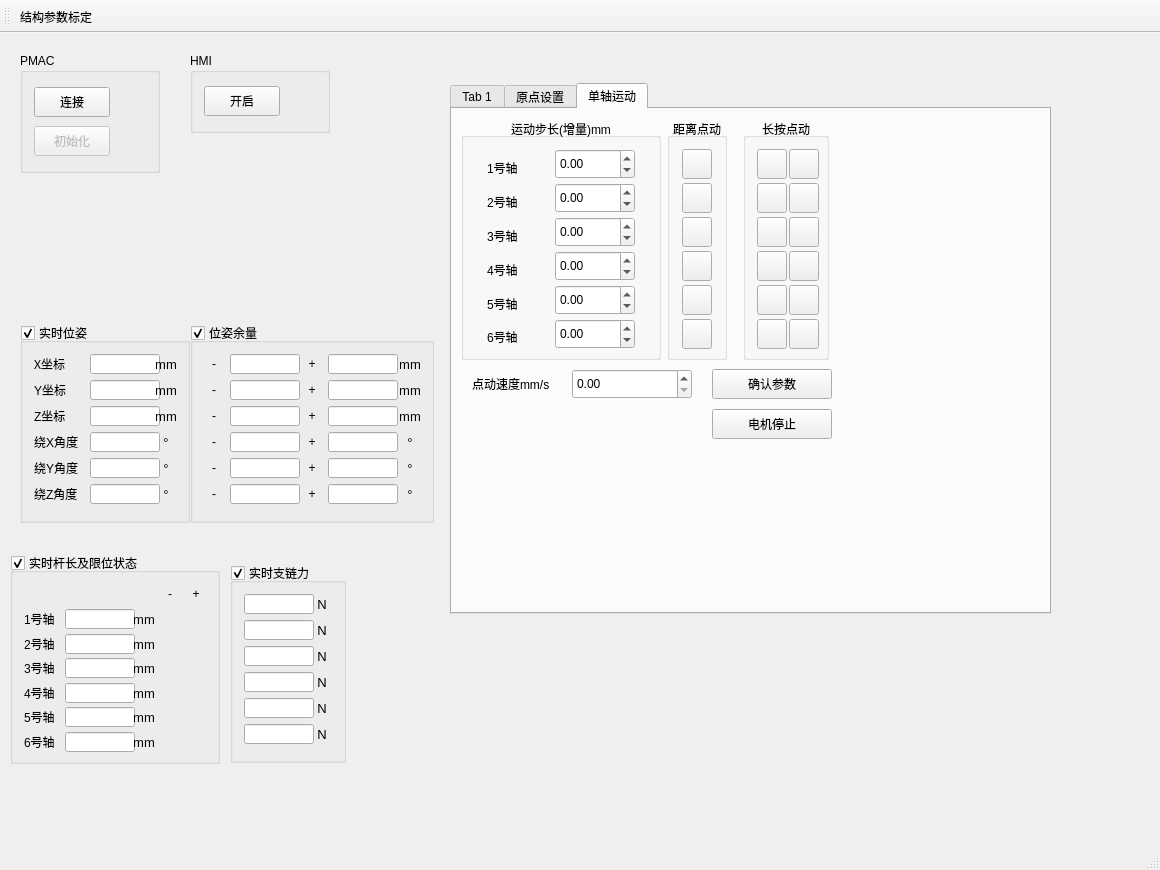
First picture: the form in SixUpsUiAo/SixUpsUiAo.ui, repository Wao1996/SixUpsUiAo, before the edit.
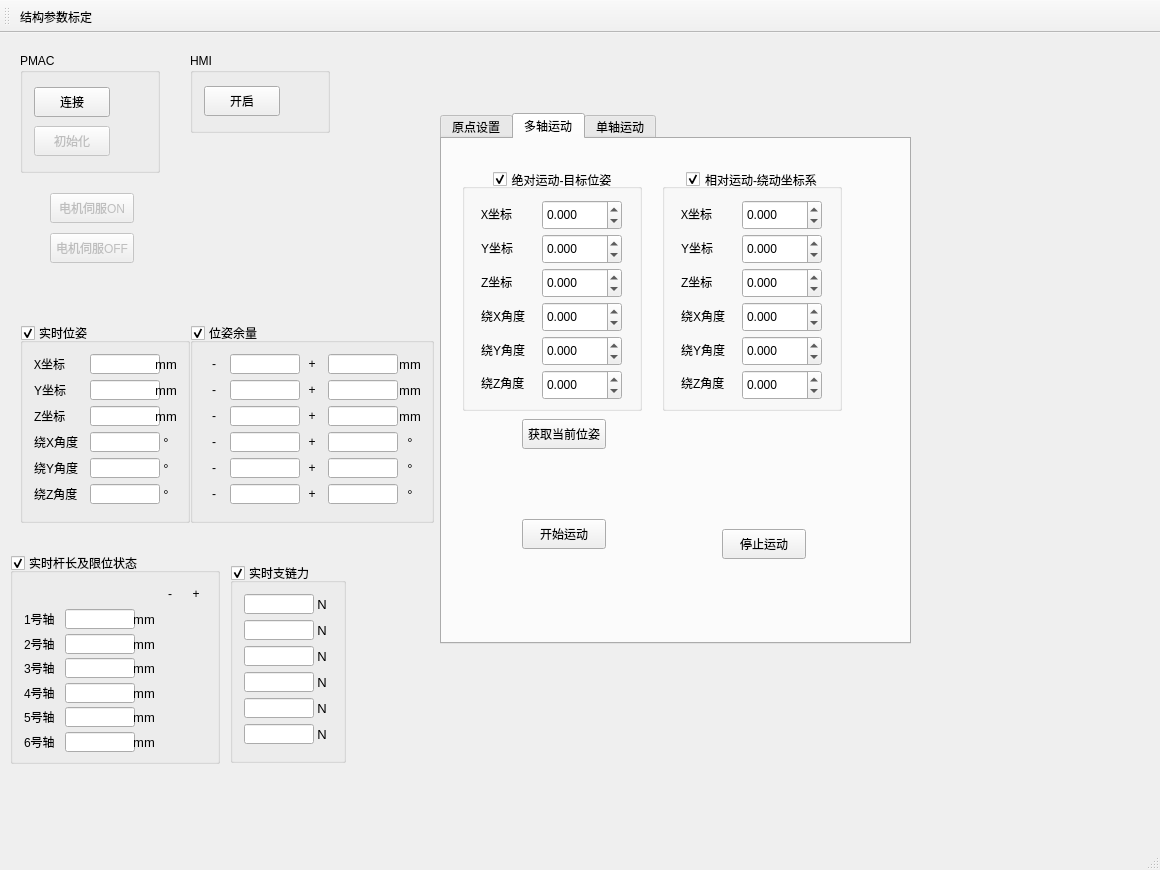
Second picture: the form after the edit. The open tabs and pages were chosen to show the change. Icons and pictures are not drawn.

Commit message: 增加了多轴运动模块 以及电机使能

Patch:
```diff
--- a/SixUpsUiAo/SixUpsUiAo.ui
+++ b/SixUpsUiAo/SixUpsUiAo.ui
@@ -2585,26 +2585,707 @@
    <widget class="QTabWidget" name="tabWidget">
     <property name="geometry">
      <rect>
-      <x>450</x>
-      <y>50</y>
-      <width>601</width>
+      <x>440</x>
+      <y>80</y>
+      <width>471</width>
       <height>531</height>
      </rect>
     </property>
     <property name="currentIndex">
      <number>2</number>
     </property>
-    <widget class="QWidget" name="tab">
-     <attribute name="title">
-      <string>Tab 1</string>
-     </attribute>
-    </widget>
-    <widget class="QWidget" name="tab_3">
+    <widget class="QWidget" name="tab_setOrigin">
      <attribute name="title">
       <string>原点设置</string>
      </attribute>
     </widget>
-    <widget class="QWidget" name="singleJog">
+    <widget class="QWidget" name="tab_multiAxis">
+     <attribute name="title">
+      <string>多轴运动</string>
+     </attribute>
+     <widget class="QGroupBox" name="groupBox_14">
+      <property name="geometry">
+       <rect>
+        <x>20</x>
+        <y>30</y>
+        <width>180</width>
+        <height>242</height>
+       </rect>
+      </property>
+      <property name="minimumSize">
+       <size>
+        <width>180</width>
+        <height>0</height>
+       </size>
+      </property>
+      <property name="maximumSize">
+       <size>
+        <width>180</width>
+        <height>16777215</height>
+       </size>
+      </property>
+      <property name="title">
+       <string>绝对运动-目标位姿</string>
+      </property>
+      <property name="alignment">
+       <set>Qt::AlignCenter</set>
+      </property>
+      <property name="checkable">
+       <bool>true</bool>
+      </property>
+      <layout class="QGridLayout" name="gridLayout_10">
+       <item row="0" column="0">
+        <widget class="QLabel" name="label_16">
+         <property name="minimumSize">
+          <size>
+           <width>50</width>
+           <height>20</height>
+          </size>
+         </property>
+         <property name="maximumSize">
+          <size>
+           <width>50</width>
+           <height>20</height>
+          </size>
+         </property>
+         <property name="font">
+          <font>
+           <family>Adobe Devanagari</family>
+           <pointsize>9</pointsize>
+          </font>
+         </property>
+         <property name="text">
+          <string>X坐标</string>
+         </property>
+        </widget>
+       </item>
+       <item row="0" column="1">
+        <widget class="QDoubleSpinBox" name="xAbsTarPos1">
+         <property name="minimumSize">
+          <size>
+           <width>80</width>
+           <height>30</height>
+          </size>
+         </property>
+         <property name="maximumSize">
+          <size>
+           <width>80</width>
+           <height>30</height>
+          </size>
+         </property>
+         <property name="decimals">
+          <number>3</number>
+         </property>
+         <property name="minimum">
+          <double>-1000.000000000000000</double>
+         </property>
+         <property name="maximum">
+          <double>1000.000000000000000</double>
+         </property>
+        </widget>
+       </item>
+       <item row="1" column="0">
+        <widget class="QLabel" name="label_20">
+         <property name="minimumSize">
+          <size>
+           <width>50</width>
+           <height>20</height>
+          </size>
+         </property>
+         <property name="maximumSize">
+          <size>
+           <width>50</width>
+           <height>20</height>
+          </size>
+         </property>
+         <property name="text">
+          <string>Y坐标</string>
+         </property>
+        </widget>
+       </item>
+       <item row="1" column="1">
+        <widget class="QDoubleSpinBox" name="yAbsTarPos2">
+         <property name="minimumSize">
+          <size>
+           <width>80</width>
+           <height>30</height>
+          </size>
+         </property>
+         <property name="maximumSize">
+          <size>
+           <width>80</width>
+           <height>30</height>
+          </size>
+         </property>
+         <property name="decimals">
+          <number>3</number>
+         </property>
+         <property name="minimum">
+          <double>-1000.000000000000000</double>
+         </property>
+         <property name="maximum">
+          <double>1000.000000000000000</double>
+         </property>
+        </widget>
+       </item>
+       <item row="2" column="0">
+        <widget class="QLabel" name="label_19">
+         <property name="minimumSize">
+          <size>
+           <width>50</width>
+           <height>20</height>
+          </size>
+         </property>
+         <property name="maximumSize">
+          <size>
+           <width>50</width>
+           <height>20</height>
+          </size>
+         </property>
+         <property name="text">
+          <string>Z坐标</string>
+         </property>
+        </widget>
+       </item>
+       <item row="2" column="1">
+        <widget class="QDoubleSpinBox" name="zAbsTarPos3">
+         <property name="minimumSize">
+          <size>
+           <width>80</width>
+           <height>30</height>
+          </size>
+         </property>
+         <property name="maximumSize">
+          <size>
+           <width>80</width>
+           <height>30</height>
+          </size>
+         </property>
+         <property name="decimals">
+          <number>3</number>
+         </property>
+         <property name="minimum">
+          <double>-1000.000000000000000</double>
+         </property>
+         <property name="maximum">
+          <double>1000.000000000000000</double>
+         </property>
+        </widget>
+       </item>
+       <item row="3" column="0">
+        <widget class="QLabel" name="label_17">
+         <property name="minimumSize">
+          <size>
+           <width>50</width>
+           <height>20</height>
+          </size>
+         </property>
+         <property name="maximumSize">
+          <size>
+           <width>50</width>
+           <height>20</height>
+          </size>
+         </property>
+         <property name="text">
+          <string>绕X角度</string>
+         </property>
+        </widget>
+       </item>
+       <item row="3" column="1">
+        <widget class="QDoubleSpinBox" name="aAbsTarPos4">
+         <property name="minimumSize">
+          <size>
+           <width>80</width>
+           <height>30</height>
+          </size>
+         </property>
+         <property name="maximumSize">
+          <size>
+           <width>80</width>
+           <height>30</height>
+          </size>
+         </property>
+         <property name="decimals">
+          <number>3</number>
+         </property>
+         <property name="minimum">
+          <double>-1000.000000000000000</double>
+         </property>
+         <property name="maximum">
+          <double>1000.000000000000000</double>
+         </property>
+        </widget>
+       </item>
+       <item row="4" column="0">
+        <widget class="QLabel" name="label_21">
+         <property name="minimumSize">
+          <size>
+           <width>50</width>
+           <height>20</height>
+          </size>
+         </property>
+         <property name="maximumSize">
+          <size>
+           <width>50</width>
+           <height>20</height>
+          </size>
+         </property>
+         <property name="text">
+          <string>绕Y角度</string>
+         </property>
+        </widget>
+       </item>
+       <item row="4" column="1">
+        <widget class="QDoubleSpinBox" name="bAbsTarPos5">
+         <property name="minimumSize">
+          <size>
+           <width>80</width>
+           <height>30</height>
+          </size>
+         </property>
+         <property name="maximumSize">
+          <size>
+           <width>80</width>
+           <height>30</height>
+          </size>
+         </property>
+         <property name="decimals">
+          <number>3</number>
+         </property>
+         <property name="minimum">
+          <double>-1000.000000000000000</double>
+         </property>
+         <property name="maximum">
+          <double>1000.000000000000000</double>
+         </property>
+        </widget>
+       </item>
+       <item row="5" column="0">
+        <widget class="QLabel" name="label_18">
+         <property name="minimumSize">
+          <size>
+           <width>50</width>
+           <height>20</height>
+          </size>
+         </property>
+         <property name="maximumSize">
+          <size>
+           <width>50</width>
+           <height>20</height>
+          </size>
+         </property>
+         <property name="text">
+          <string>绕Z角度</string>
+         </property>
+        </widget>
+       </item>
+       <item row="5" column="1">
+        <widget class="QDoubleSpinBox" name="cAbsTarPos6">
+         <property name="minimumSize">
+          <size>
+           <width>80</width>
+           <height>30</height>
+          </size>
+         </property>
+         <property name="maximumSize">
+          <size>
+           <width>80</width>
+           <height>30</height>
+          </size>
+         </property>
+         <property name="decimals">
+          <number>3</number>
+         </property>
+         <property name="minimum">
+          <double>-1000.000000000000000</double>
+         </property>
+         <property name="maximum">
+          <double>1000.000000000000000</double>
+         </property>
+        </widget>
+       </item>
+      </layout>
+     </widget>
+     <widget class="QGroupBox" name="groupBox_15">
+      <property name="geometry">
+       <rect>
+        <x>220</x>
+        <y>30</y>
+        <width>180</width>
+        <height>242</height>
+       </rect>
+      </property>
+      <property name="minimumSize">
+       <size>
+        <width>180</width>
+        <height>0</height>
+       </size>
+      </property>
+      <property name="maximumSize">
+       <size>
+        <width>180</width>
+        <height>16777215</height>
+       </size>
+      </property>
+      <property name="title">
+       <string>相对运动-绕动坐标系</string>
+      </property>
+      <property name="alignment">
+       <set>Qt::AlignCenter</set>
+      </property>
+      <property name="checkable">
+       <bool>true</bool>
+      </property>
+      <layout class="QGridLayout" name="gridLayout_11">
+       <item row="0" column="0">
+        <widget class="QLabel" name="label_22">
+         <property name="minimumSize">
+          <size>
+           <width>50</width>
+           <height>20</height>
+          </size>
+         </property>
+         <property name="maximumSize">
+          <size>
+           <width>50</width>
+           <height>20</height>
+          </size>
+         </property>
+         <property name="font">
+          <font>
+           <family>Adobe Devanagari</family>
+           <pointsize>9</pointsize>
+          </font>
+         </property>
+         <property name="text">
+          <string>X坐标</string>
+         </property>
+        </widget>
+       </item>
+       <item row="0" column="1">
+        <widget class="QDoubleSpinBox" name="xRelTarPos">
+         <property name="minimumSize">
+          <size>
+           <width>80</width>
+           <height>30</height>
+          </size>
+         </property>
+         <property name="maximumSize">
+          <size>
+           <width>80</width>
+           <height>30</height>
+          </size>
+         </property>
+         <property name="decimals">
+          <number>3</number>
+         </property>
+         <property name="minimum">
+          <double>-1000.000000000000000</double>
+         </property>
+         <property name="maximum">
+          <double>1000.000000000000000</double>
+         </property>
+        </widget>
+       </item>
+       <item row="1" column="0">
+        <widget class="QLabel" name="label_24">
+         <property name="minimumSize">
+          <size>
+           <width>50</width>
+           <height>20</height>
+          </size>
+         </property>
+         <property name="maximumSize">
+          <size>
+           <width>50</width>
+           <height>20</height>
+          </size>
+         </property>
+         <property name="text">
+          <string>Y坐标</string>
+         </property>
+        </widget>
+       </item>
+       <item row="1" column="1">
+        <widget class="QDoubleSpinBox" name="yRelTarPos">
+         <property name="minimumSize">
+          <size>
+           <width>80</width>
+           <height>30</height>
+          </size>
+         </property>
+         <property name="maximumSize">
+          <size>
+           <width>80</width>
+           <height>30</height>
+          </size>
+         </property>
+         <property name="decimals">
+          <number>3</number>
+         </property>
+         <property name="minimum">
+          <double>-1000.000000000000000</double>
+         </property>
+         <property name="maximum">
+          <double>1000.000000000000000</double>
+         </property>
+        </widget>
+       </item>
+       <item row="2" column="0">
+        <widget class="QLabel" name="label_34">
+         <property name="minimumSize">
+          <size>
+           <width>50</width>
+           <height>20</height>
+          </size>
+         </property>
+         <property name="maximumSize">
+          <size>
+           <width>50</width>
+           <height>20</height>
+          </size>
+         </property>
+         <property name="text">
+          <string>Z坐标</string>
+         </property>
+        </widget>
+       </item>
+       <item row="2" column="1">
+        <widget class="QDoubleSpinBox" name="zRelTarPos">
+         <property name="minimumSize">
+          <size>
+           <width>80</width>
+           <height>30</height>
+          </size>
+         </property>
+         <property name="maximumSize">
+          <size>
+           <width>80</width>
+           <height>30</height>
+          </size>
+         </property>
+         <property name="decimals">
+          <number>3</number>
+         </property>
+         <property name="minimum">
+          <double>-1000.000000000000000</double>
+         </property>
+         <property name="maximum">
+          <double>1000.000000000000000</double>
+         </property>
+        </widget>
+       </item>
+       <item row="3" column="0">
+        <widget class="QLabel" name="label_23">
+         <property name="minimumSize">
+          <size>
+           <width>50</width>
+           <height>20</height>
+          </size>
+         </property>
+         <property name="maximumSize">
+          <size>
+           <width>50</width>
+           <height>20</height>
+          </size>
+         </property>
+         <property name="text">
+          <string>绕X角度</string>
+         </property>
+        </widget>
+       </item>
+       <item row="3" column="1">
+        <widget class="QDoubleSpinBox" name="aRelTarPos">
+         <property name="minimumSize">
+          <size>
+           <width>80</width>
+           <height>30</height>
+          </size>
+         </property>
+         <property name="maximumSize">
+          <size>
+           <width>80</width>
+           <height>30</height>
+          </size>
+         </property>
+         <property name="decimals">
+          <number>3</number>
+         </property>
+         <property name="minimum">
+          <double>-1000.000000000000000</double>
+         </property>
+         <property name="maximum">
+          <double>1000.000000000000000</double>
+         </property>
+        </widget>
+       </item>
+       <item row="4" column="0">
+        <widget class="QLabel" name="label_32">
+         <property name="minimumSize">
+          <size>
+           <width>50</width>
+           <height>20</height>
+          </size>
+         </property>
+         <property name="maximumSize">
+          <size>
+           <width>50</width>
+           <height>20</height>
+          </size>
+         </property>
+         <property name="text">
+          <string>绕Y角度</string>
+         </property>
+        </widget>
+       </item>
+       <item row="4" column="1">
+        <widget class="QDoubleSpinBox" name="bRelTarPos">
+         <property name="minimumSize">
+          <size>
+           <width>80</width>
+           <height>30</height>
+          </size>
+         </property>
+         <property name="maximumSize">
+          <size>
+           <width>80</width>
+           <height>30</height>
+          </size>
+         </property>
+         <property name="decimals">
+          <number>3</number>
+         </property>
+         <property name="minimum">
+          <double>-1000.000000000000000</double>
+         </property>
+         <property name="maximum">
+          <double>1000.000000000000000</double>
+         </property>
+        </widget>
+       </item>
+       <item row="5" column="0">
+        <widget class="QLabel" name="label_33">
+         <property name="minimumSize">
+          <size>
+           <width>50</width>
+           <height>20</height>
+          </size>
+         </property>
+         <property name="maximumSize">
+          <size>
+           <width>50</width>
+           <height>20</height>
+          </size>
+         </property>
+         <property name="text">
+          <string>绕Z角度</string>
+         </property>
+        </widget>
+       </item>
+       <item row="5" column="1">
+        <widget class="QDoubleSpinBox" name="cRelTarPos">
+         <property name="minimumSize">
+          <size>
+           <width>80</width>
+           <height>30</height>
+          </size>
+         </property>
+         <property name="maximumSize">
+          <size>
+           <width>80</width>
+           <height>30</height>
+          </size>
+         </property>
+         <property name="decimals">
+          <number>3</number>
+         </property>
+         <property name="minimum">
+          <double>-1000.000000000000000</double>
+         </property>
+         <property name="maximum">
+          <double>1000.000000000000000</double>
+         </property>
+        </widget>
+       </item>
+      </layout>
+     </widget>
+     <widget class="QPushButton" name="startMoveBtn">
+      <property name="geometry">
+       <rect>
+        <x>80</x>
+        <y>380</y>
+        <width>84</width>
+        <height>30</height>
+       </rect>
+      </property>
+      <property name="minimumSize">
+       <size>
+        <width>0</width>
+        <height>30</height>
+       </size>
+      </property>
+      <property name="maximumSize">
+       <size>
+        <width>16777215</width>
+        <height>30</height>
+       </size>
+      </property>
+      <property name="text">
+       <string>开始运动</string>
+      </property>
+     </widget>
+     <widget class="QPushButton" name="stopMoveBtn">
+      <property name="geometry">
+       <rect>
+        <x>280</x>
+        <y>390</y>
+        <width>84</width>
+        <height>30</height>
+       </rect>
+      </property>
+      <property name="minimumSize">
+       <size>
+        <width>0</width>
+        <height>30</height>
+       </size>
+      </property>
+      <property name="maximumSize">
+       <size>
+        <width>16777215</width>
+        <height>30</height>
+       </size>
+      </property>
+      <property name="text">
+       <string>停止运动</string>
+      </property>
+     </widget>
+     <widget class="QPushButton" name="getRealTimePosBtn">
+      <property name="geometry">
+       <rect>
+        <x>80</x>
+        <y>280</y>
+        <width>84</width>
+        <height>30</height>
+       </rect>
+      </property>
+      <property name="minimumSize">
+       <size>
+        <width>0</width>
+        <height>30</height>
+       </size>
+      </property>
+      <property name="maximumSize">
+       <size>
+        <width>16777215</width>
+        <height>30</height>
+       </size>
+      </property>
+      <property name="text">
+       <string>获取当前位姿</string>
+      </property>
+     </widget>
+    </widget>
+    <widget class="QWidget" name="tab_singleJog">
      <attribute name="title">
       <string>单轴运动</string>
      </attribute>
@@ -2613,19 +3294,19 @@
        <rect>
         <x>9</x>
         <y>9</y>
-        <width>200</width>
+        <width>180</width>
         <height>242</height>
        </rect>
       </property>
       <property name="minimumSize">
        <size>
-        <width>200</width>
+        <width>180</width>
         <height>0</height>
        </size>
       </property>
       <property name="maximumSize">
        <size>
-        <width>200</width>
+        <width>180</width>
         <height>16777215</height>
        </size>
       </property>
@@ -2640,19 +3321,22 @@
         <widget class="QLabel" name="label_25">
          <property name="minimumSize">
           <size>
-           <width>50</width>
-           <height>30</height>
+           <width>40</width>
+           <height>20</height>
           </size>
          </property>
          <property name="maximumSize">
           <size>
-           <width>50</width>
+           <width>40</width>
            <height>20</height>
           </size>
          </property>
          <property name="text">
           <string>1号轴</string>
          </property>
+         <property name="alignment">
+          <set>Qt::AlignLeading|Qt::AlignLeft|Qt::AlignVCenter</set>
+         </property>
         </widget>
        </item>
        <item row="0" column="1">
@@ -2669,6 +3353,9 @@
            <height>30</height>
           </size>
          </property>
+         <property name="decimals">
+          <number>3</number>
+         </property>
          <property name="minimum">
           <double>-1000.000000000000000</double>
          </property>
@@ -2681,13 +3368,13 @@
         <widget class="QLabel" name="label_26">
          <property name="minimumSize">
           <size>
-           <width>50</width>
-           <height>30</height>
+           <width>40</width>
+           <height>20</height>
           </size>
          </property>
          <property name="maximumSize">
           <size>
-           <width>50</width>
+           <width>40</width>
            <height>20</height>
           </size>
          </property>
@@ -2710,6 +3397,9 @@
            <height>30</height>
           </size>
          </property>
+         <property name="decimals">
+          <number>3</number>
+         </property>
          <property name="minimum">
           <double>-1000.000000000000000</double>
          </property>
@@ -2722,13 +3412,13 @@
         <widget class="QLabel" name="label_27">
          <property name="minimumSize">
           <size>
-           <width>50</width>
-           <height>30</height>
+           <width>40</width>
+           <height>20</height>
           </size>
          </property>
          <property name="maximumSize">
           <size>
-           <width>50</width>
+           <width>40</width>
            <height>20</height>
           </size>
          </property>
@@ -2751,6 +3441,9 @@
            <height>30</height>
           </size>
          </property>
+         <property name="decimals">
+          <number>3</number>
+         </property>
          <property name="minimum">
           <double>-1000.000000000000000</double>
          </property>
@@ -2763,13 +3456,13 @@
         <widget class="QLabel" name="label_29">
          <property name="minimumSize">
           <size>
-           <width>50</width>
-           <height>30</height>
+           <width>40</width>
+           <height>20</height>
           </size>
          </property>
          <property name="maximumSize">
           <size>
-           <width>50</width>
+           <width>40</width>
            <height>20</height>
           </size>
          </property>
@@ -2792,6 +3485,9 @@
            <height>30</height>
           </size>
          </property>
+         <property name="decimals">
+          <number>3</number>
+         </property>
          <property name="minimum">
           <double>-1000.000000000000000</double>
          </property>
@@ -2804,13 +3500,13 @@
         <widget class="QLabel" name="label_30">
          <property name="minimumSize">
           <size>
-           <width>50</width>
-           <height>30</height>
+           <width>40</width>
+           <height>20</height>
           </size>
          </property>
          <property name="maximumSize">
           <size>
-           <width>50</width>
+           <width>40</width>
            <height>20</height>
           </size>
          </property>
@@ -2833,6 +3529,9 @@
            <height>30</height>
           </size>
          </property>
+         <property name="decimals">
+          <number>3</number>
+         </property>
          <property name="minimum">
           <double>-1000.000000000000000</double>
          </property>
@@ -2845,13 +3544,13 @@
         <widget class="QLabel" name="label_31">
          <property name="minimumSize">
           <size>
-           <width>50</width>
-           <height>30</height>
+           <width>40</width>
+           <height>20</height>
           </size>
          </property>
          <property name="maximumSize">
           <size>
-           <width>50</width>
+           <width>40</width>
            <height>20</height>
           </size>
          </property>
@@ -2874,6 +3573,9 @@
            <height>30</height>
           </size>
          </property>
+         <property name="decimals">
+          <number>3</number>
+         </property>
          <property name="minimum">
           <double>-1000.000000000000000</double>
          </property>
@@ -3536,6 +4238,9 @@
         <height>30</height>
        </size>
       </property>
+      <property name="decimals">
+       <number>3</number>
+      </property>
       <property name="minimum">
        <double>0.000000000000000</double>
       </property>
@@ -3598,6 +4303,62 @@
      </widget>
     </widget>
    </widget>
+   <widget class="QPushButton" name="servoOnBtn">
+    <property name="enabled">
+     <bool>false</bool>
+    </property>
+    <property name="geometry">
+     <rect>
+      <x>50</x>
+      <y>160</y>
+      <width>84</width>
+      <height>30</height>
+     </rect>
+    </property>
+    <property name="minimumSize">
+     <size>
+      <width>0</width>
+      <height>30</height>
+     </size>
+    </property>
+    <property name="maximumSize">
+     <size>
+      <width>16777215</width>
+      <height>30</height>
+     </size>
+    </property>
+    <property name="text">
+     <string>电机伺服ON</string>
+    </property>
+   </widget>
+   <widget class="QPushButton" name="servoOffBtn">
+    <property name="enabled">
+     <bool>false</bool>
+    </property>
+    <property name="geometry">
+     <rect>
+      <x>50</x>
+      <y>200</y>
+      <width>84</width>
+      <height>30</height>
+     </rect>
+    </property>
+    <property name="minimumSize">
+     <size>
+      <width>0</width>
+      <height>30</height>
+     </size>
+    </property>
+    <property name="maximumSize">
+     <size>
+      <width>16777215</width>
+      <height>30</height>
+     </size>
+    </property>
+    <property name="text">
+     <string>电机伺服OFF</string>
+    </property>
+   </widget>
    <zorder>realTimeLengths</zorder>
    <zorder>HMI</zorder>
    <zorder>PMAC</zorder>
```
Left out of the diff: 2 changed lines with no effect on the pictures. The commit also changes 5 other files.
